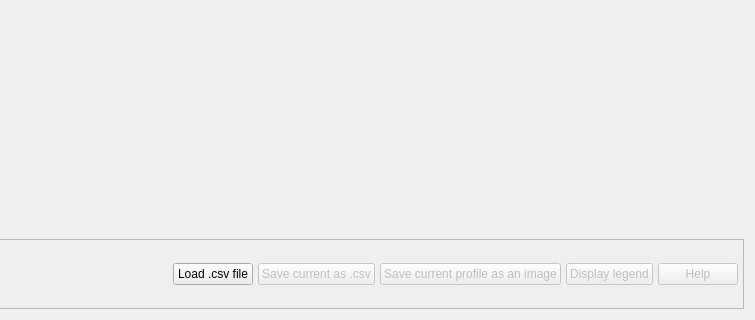
The window that src/ui/profiler/mainprofilerwidget.ui (hadim/profileextractor) describes before a commit, drawn with Qt 5; both pictures show x 435 to 1190 and y 251 to 571 of the 1190 by 571 pixel window.
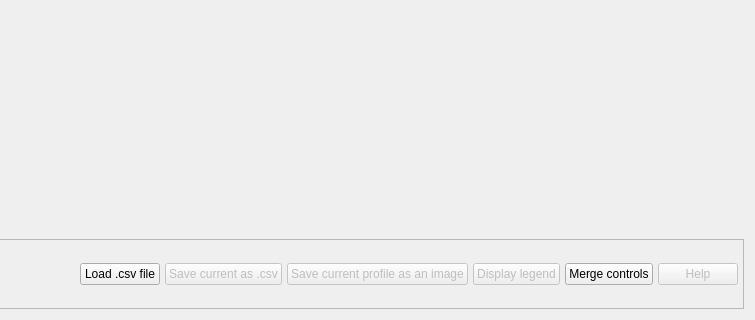
The same window after the commit.

What changed in the file:
```diff
--- a/src/ui/profiler/mainprofilerwidget.ui
+++ b/src/ui/profiler/mainprofilerwidget.ui
@@ -119,6 +119,13 @@
            </property>
           </widget>
          </item>
+         <item>
+          <widget class="QPushButton" name="mergeButton">
+           <property name="text">
+            <string>Merge controls</string>
+           </property>
+          </widget>
+         </item>
          <item>
           <widget class="QPushButton" name="helpButton">
            <property name="enabled">
```
